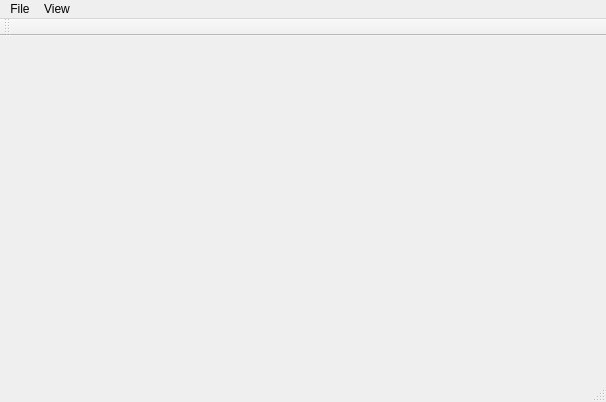
The window that Studio/ui/cmainwindow.ui (rotanov/deku2d-engine) describes before a commit, drawn with Qt 5.
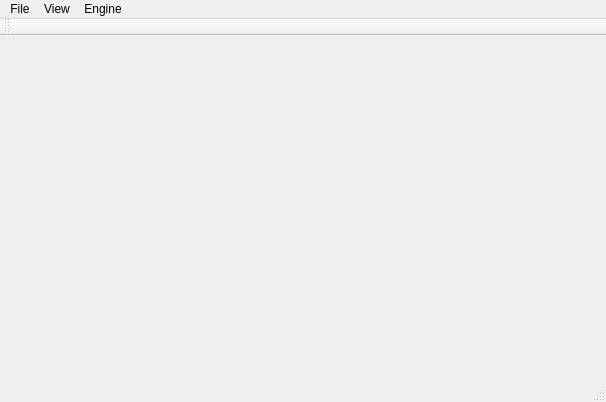
The same window after the commit. Icons and pictures are not drawn.

Patch:
```diff
--- a/Studio/ui/cmainwindow.ui
+++ b/Studio/ui/cmainwindow.ui
@@ -45,8 +45,17 @@
      <string>View</string>
     </property>
    </widget>
+   <widget class="QMenu" name="menuEngine">
+    <property name="title">
+     <string>Engine</string>
+    </property>
+    <addaction name="actionStart_engine"/>
+    <addaction name="actionStop_engine"/>
+    <addaction name="actionBuild_tree"/>
+   </widget>
    <addaction name="menuFile"/>
    <addaction name="menuView"/>
+   <addaction name="menuEngine"/>
   </widget>
   <widget class="QToolBar" name="mainToolBar">
    <attribute name="toolBarArea">
```
Left out of the diff: 39 changed lines with no effect on the pictures.
